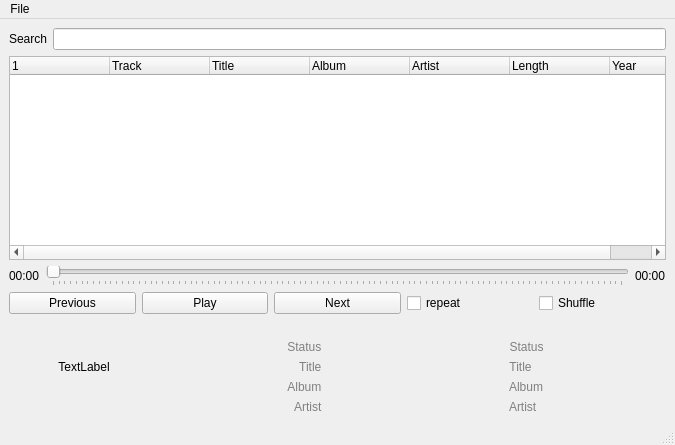
Qt form ui/max.ui (twincie/max) before a commit.
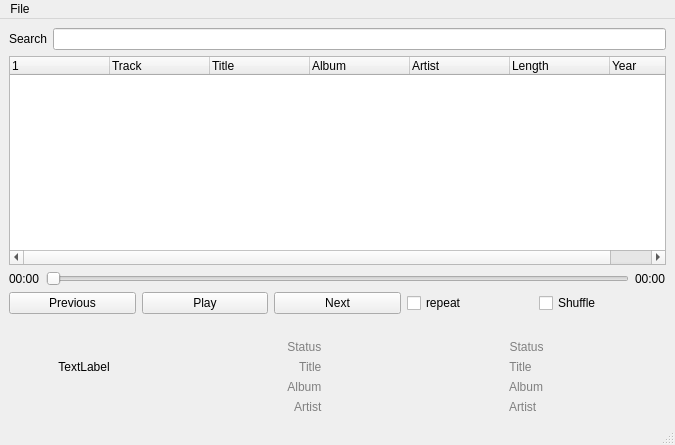
The same form after that commit.

Commit message: resolve clicking slider issue

What changed in the file:
```diff
--- a/ui/max.ui
+++ b/ui/max.ui
@@ -101,7 +101,7 @@
          <enum>Qt::Horizontal</enum>
         </property>
         <property name="tickPosition">
-         <enum>QSlider::TicksBelow</enum>
+         <enum>QSlider::NoTicks</enum>
         </property>
        </widget>
       </item>
```
The commit also changes 1 other file.
